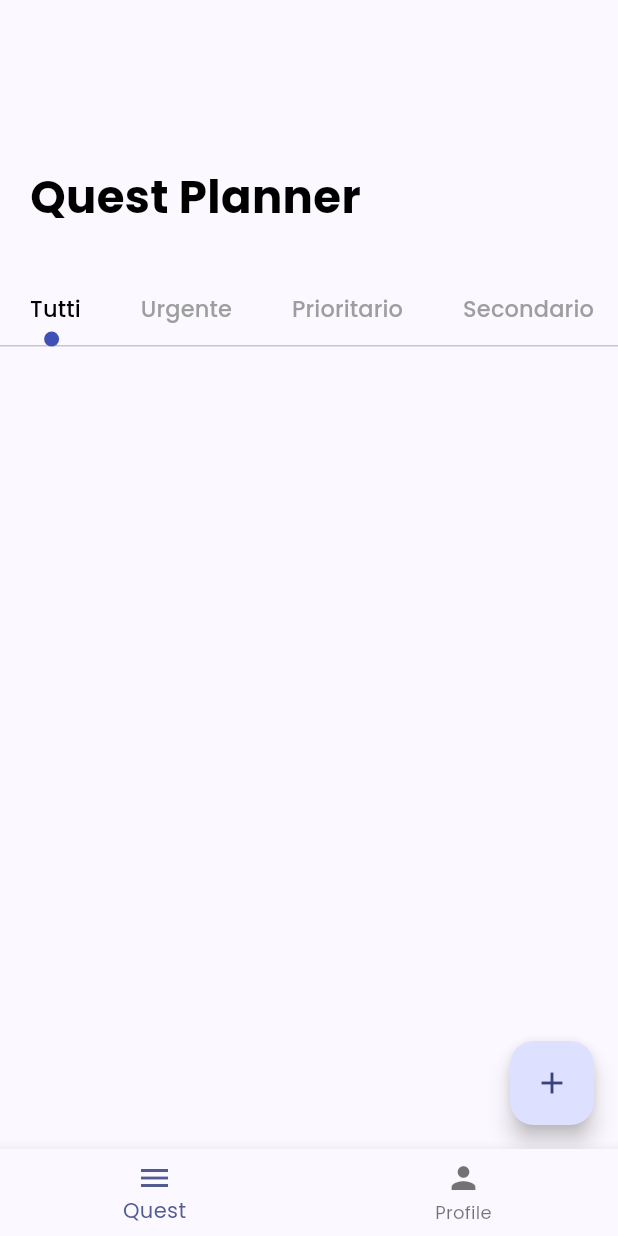
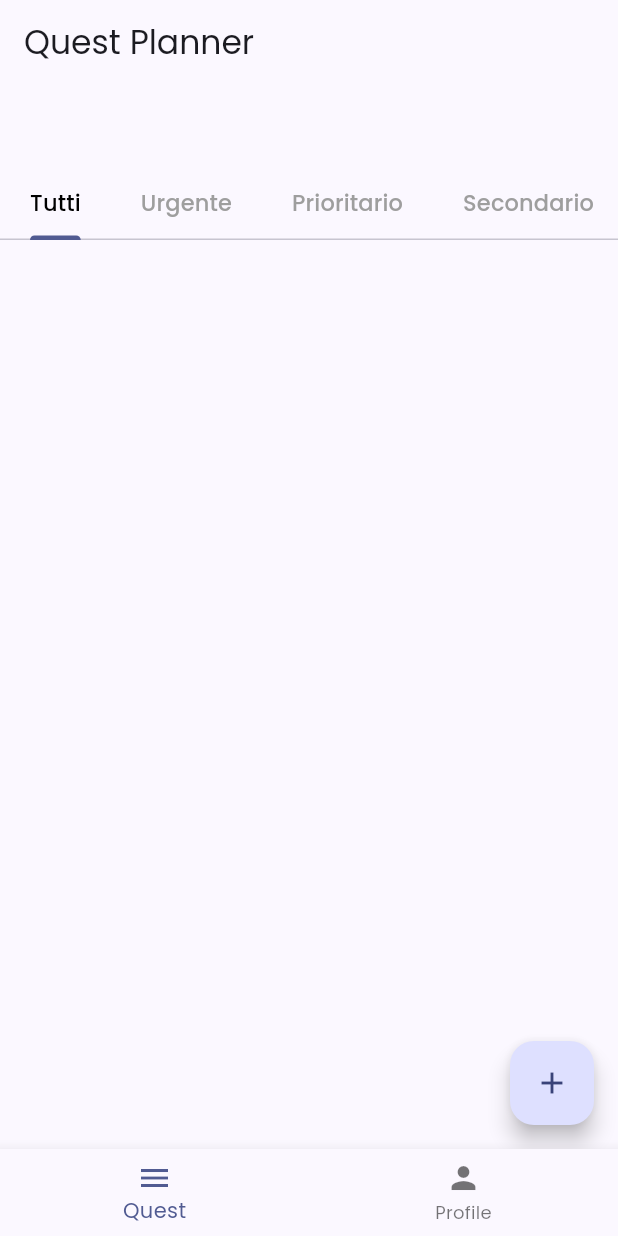
Before and after one commit to mike0697/quest_planner, a Flutter app: the screen it shows once a user with an empty profile is signed in, on a phone screen of 412 x 824 dp. Run offline on Flutter 3.47's test engine with Material 3 defaults, Android fonts, the light colour scheme and no system bars; our stand-ins replace cloud_firestore, firebase_auth, firebase_core, google_fonts, isar; missing offline and left inert: flex_color_picker; accounts and stored records are empty; generated files the repository leaves out were written again.

Commit message:
Changed the app bar

```diff
--- a/lib/screens/ProfileScreen.dart
+++ b/lib/screens/ProfileScreen.dart
@@ -1,7 +1,6 @@
 import 'package:flutter/material.dart';
 import 'package:provider/provider.dart';
 import 'package:quest_planner/providers/UserProvider.dart';
-import 'package:quest_planner/widgets/app_large_text.dart';
 import '../Auth.dart';
 
 class ProfileScreen extends StatelessWidget {
@@ -10,28 +9,20 @@ class ProfileScreen extends StatelessWidget {
   Future<void> signOut() async {
     await Auth().signOut();
   }
-
   @override
   Widget build(BuildContext context) {
     return Scaffold(
       body: CustomScrollView(
         slivers: [
           const SliverAppBar(
-            //backgroundColor: Colors.indigoAccent[100],
-            expandedHeight: 140,
+            expandedHeight: 160,
             floating: true,
-            pinned: false,
+            pinned: true,
             stretch: false,
             centerTitle: false,
-            flexibleSpace: FlexibleSpaceBar(
-              centerTitle: false,
-              expandedTitleScale: 1.5,
-              titlePadding: EdgeInsets.only(bottom: 30, left: 20),
-              title: Text("Quest Planner", style: TextStyle(color: Colors.black, fontWeight: FontWeight.bold, fontSize: 20),),
-            ),
+            title: Text("Quest Planner"),
           ),
           buildImages(context),
-
   ],),);
 
   }
--- a/lib/screens/QuestScreen.dart
+++ b/lib/screens/QuestScreen.dart
@@ -1,11 +1,9 @@
 import 'package:flutter/material.dart';
-import 'package:quest_planner/widgets/CircleTapBar.dart';
 import 'package:quest_planner/widgets/ListQuest/ListQuest.dart';
 import 'package:quest_planner/widgets/ListQuest/ListQuestInbox.dart';
 import 'package:quest_planner/widgets/ListQuest/ListQuestPriority.dart';
 import 'package:quest_planner/widgets/ListQuest/ListQuestSecondary.dart';
 import 'package:quest_planner/widgets/ListQuest/ListQuestUrgenti.dart';
-import 'package:quest_planner/widgets/app_large_text.dart';
 import '../widgets/addQuest.dart';
 
 class QuestScreen extends StatefulWidget {
@@ -13,38 +11,30 @@ class QuestScreen extends StatefulWidget {
   @override
   State<QuestScreen> createState() => _QuestScreenState();
 }
-class _QuestScreenState extends State<QuestScreen> with TickerProviderStateMixin{
+class _QuestScreenState extends State<QuestScreen> with TickerProviderStateMixin {
   @override
-  Widget build(BuildContext context) {
-    TabController _tabController = TabController(length: 5, vsync: this);
-    return Scaffold(
-        body: SingleChildScrollView(
-          child: Column(
-            children: [
-              //menu text
-              Container(
-                padding: const EdgeInsets.only(top: 70, left: 20),
-              ),
-              const SizedBox(height: 40,),
-              //discover text
-              Container(
-                  margin: const EdgeInsets.only(left: 20),
-                  alignment: Alignment.topLeft,
-                  child: AppLargeText(text: 'Quest Planner'),
-              ),
-              const SizedBox(height: 30,),
-              //taoBar
-              Container(
-                child: TabBar(
-                  controller: _tabController,
+  Widget build(BuildContext context) => Scaffold(
+    body: DefaultTabController(
+      length: 5,
+      child: NestedScrollView(
+        headerSliverBuilder: (context, value) {
+          return [
+            const SliverAppBar(
+              expandedHeight: 160,
+              floating: true,
+              pinned: true,
+              stretch: false,
+              centerTitle: false,
+              title: Text('Quest Planner'),
+              bottom: TabBar(
                 isScrollable: true,
-                  labelPadding: const EdgeInsets.only(left: 20, right: 20),
+                labelPadding: EdgeInsets.only(left: 20, right: 20),
                 labelColor: Colors.black,
                 unselectedLabelColor: Colors.grey,
                 tabAlignment: TabAlignment.center,
                 indicatorSize: TabBarIndicatorSize.label,
-                  indicator: CircleTabIndicator(color: Colors.indigo, radius: 5.0),
-                  tabs: const [
+                //indicator: CircleTabIndicator(color: Colors.indigo, radius: 5.0),
+                tabs: [
                   Tab(child: Text('Tutti', style: TextStyle(fontSize: 15),),),
                   Tab(child: Text('Urgente', style: TextStyle(fontSize: 15),)),
                   Tab(child: Text('Prioritario', style: TextStyle(fontSize: 15),)),
@@ -53,30 +43,22 @@ class _QuestScreenState extends State<QuestScreen> with TickerProviderStateMixin
                 ],
               ),
             ),
-              const SizedBox(height: 10,),
-
-              Container(
-                height: 570,
-                width: double.maxFinite,
-                child: TabBarView(
-                  controller: _tabController,
-                  children: const[
+          ];
+        },
+          body: const TabBarView(
+            children: [
               ListQuest(priority: 'all',),
               ListQuestUrgent(),
               ListQuestPriority(),
               ListQuestSecondary(),
               ListQuestInbox(),
             ],
-                )
-              )
-
-            ],
+          ),
         ),
       ),
     floatingActionButton: FloatingActionButton(onPressed: () => _showDialogAdd(context), child: Icon(Icons.add),),
   );
 
-  }
   void _showDialogAdd(BuildContext context) {
     showDialog(
       context: context,
--- a/lib/widgets/CircleTapBar.dart
+++ /dev/null
@@ -1,29 +0,0 @@
-import 'package:flutter/material.dart';
-//credits https://www.youtube.com/watch?v=x4DydJKVvQk
-class CircleTabIndicator extends Decoration{
-  late final Color color;
-  late final double radius;
-  CircleTabIndicator({required this.color, required this.radius});
-  @override
-  BoxPainter createBoxPainter([VoidCallback? onChanged]) {
-    return _CirclePainter(color: color, radius: radius);
-  }
-
-}
-
-class _CirclePainter extends BoxPainter{
-  late final Color color;
-  late double radius;
-  _CirclePainter({required this.color, required this.radius});
-
-
-  @override
-  void paint(Canvas canvas, Offset offset, ImageConfiguration configuration) {
-    Paint _paint = Paint();
-    _paint.color= color;
-    _paint.isAntiAlias= true;
-    final Offset circleOffset = Offset(configuration.size!.width/2 -radius/2, configuration.size!.height - radius);
-    canvas.drawCircle(offset+circleOffset, radius, _paint);
-  }
-
-}
--- a/lib/widgets/app_large_text.dart
+++ /dev/null
@@ -1,23 +0,0 @@
-import 'package:flutter/material.dart';
-
-class AppLargeText extends StatelessWidget {
-  final double size;
-  final String text;
-  final Color color;
-  AppLargeText({Key? key,
-    this.size = 30,
-    required this.text,
-    this.color = Colors.black}) : super (key: key);
-
-  @override
-  Widget build(BuildContext context) {
-    return Text(
-      text,
-      style: TextStyle(
-        color: color,
-        fontSize: size,
-        fontWeight: FontWeight.bold,
-      ),
-    );
-  }
-}
```
Lines whose indentation alone changed are shown as unchanged.
